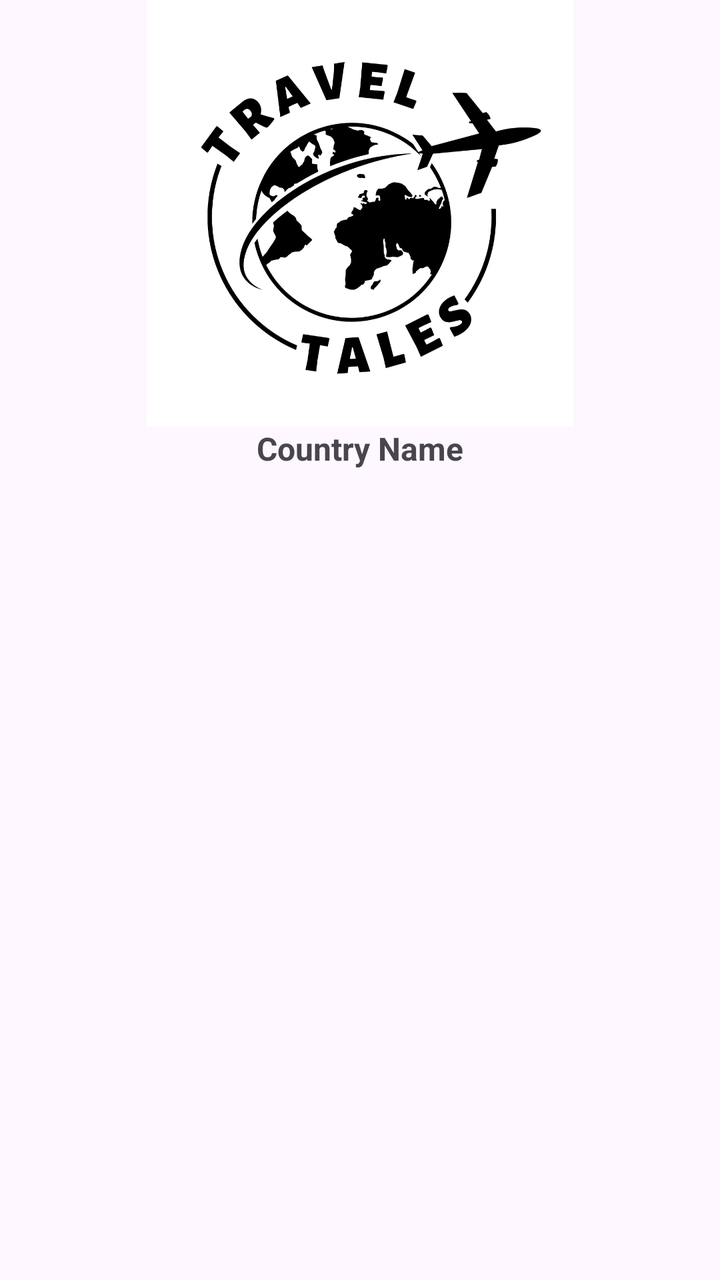
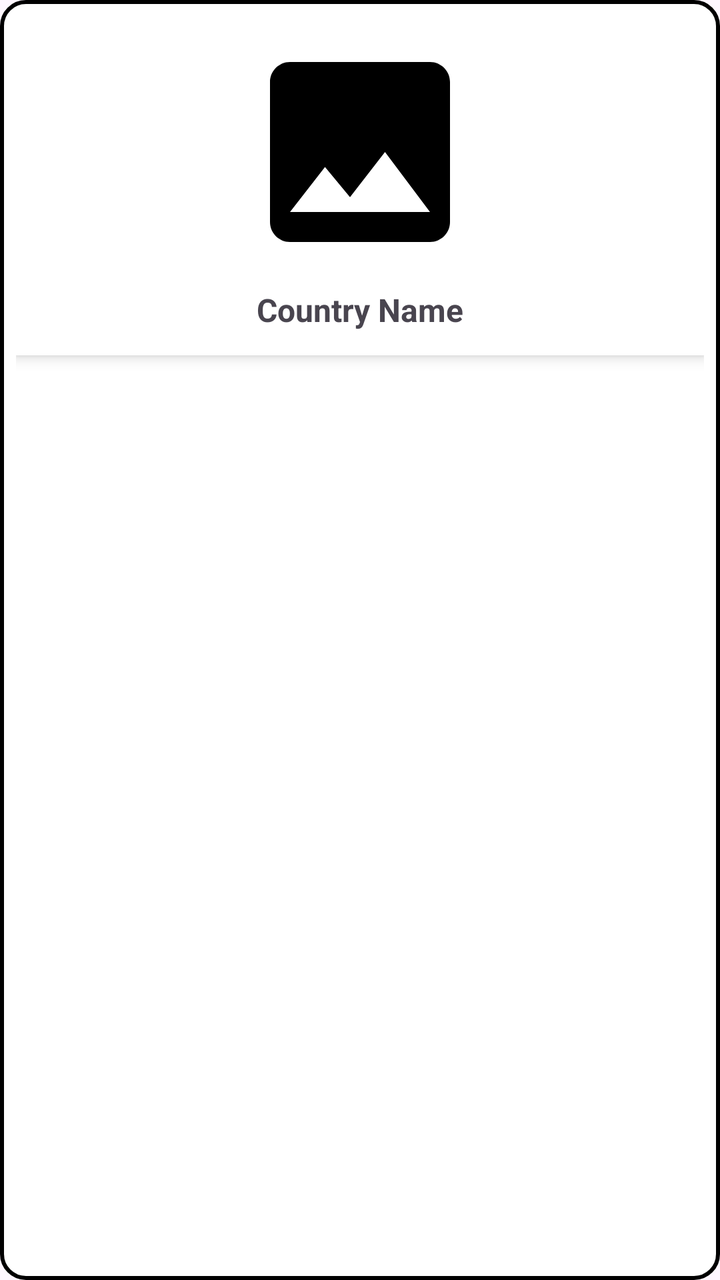

Two renders of the same Android screen: before a commit and after it. Below are the layout's source before the change and the commit's diff.
<!-- AndroidManifest.xml: application theme Theme.TravelTales -->
<!-- res/layout/home_notes_recycler.xml -->
<?xml version="1.0" encoding="utf-8"?>
<LinearLayout xmlns:android="http://schemas.android.com/apk/res/android"
    android:layout_width="match_parent"
    android:layout_height="match_parent"
    android:orientation="vertical">

    <ImageView
        android:layout_width="match_parent"
        android:layout_height="0dp"
        android:layout_weight="0.5"
        android:src="@drawable/app_logo"
        android:id="@+id/homeCountryFlag"/>

    <TextView
        android:layout_width="match_parent"
        android:layout_height="0dp"
        android:layout_weight="1"
        android:text="Country Name"
        android:textSize="16sp"
        android:textStyle="bold"
        android:id="@+id/homeCountryName"
        android:textAlignment="center"/>

</LinearLayout>
<!-- resources referenced by this layout -->
<resources>
  <!-- drawable app_logo: png bitmap (drawable, 128216 bytes) -->
  <style name="Theme.TravelTales" parent="Base.Theme.TravelTales" />
  <style name="Base.Theme.TravelTales" parent="Theme.Material3.DayNight.NoActionBar">
          
          
      </style>
</resources>

<!-- the commit's change to res/layout/home_notes_recycler.xml (unified diff, before → after) -->
@@ -1,24 +1,44 @@
 <?xml version="1.0" encoding="utf-8"?>
 <LinearLayout xmlns:android="http://schemas.android.com/apk/res/android"
     android:layout_width="match_parent"
-    android:layout_height="match_parent"
-    android:orientation="vertical">
+    android:layout_height="wrap_content"
+    android:orientation="vertical"
+    android:padding="8dp"
+    android:background="@drawable/edittextborder">
 
-    <ImageView
+    
+    <LinearLayout
         android:layout_width="match_parent"
-        android:layout_height="0dp"
-        android:layout_weight="0.5"
-        android:src="@drawable/app_logo"
-        android:id="@+id/homeCountryFlag"/>
+        android:layout_height="wrap_content"
+        android:orientation="vertical"
+        android:background="@android:color/white"
+        android:elevation="4dp"
+        android:padding="8dp">
 
-    <TextView
-        android:layout_width="match_parent"
-        android:layout_height="0dp"
-        android:layout_weight="1"
-        android:text="Country Name"
-        android:textSize="16sp"
-        android:textStyle="bold"
-        android:id="@+id/homeCountryName"
-        android:textAlignment="center"/>
+        
+        <ImageView
+            android:id="@+id/homeCountryFlag"
+            android:layout_width="match_parent"
+            android:layout_height="120dp"
+            android:scaleType="fitCenter"
+            android:adjustViewBounds="true"
+            android:src="@drawable/photo"
+            android:contentDescription="Country Image" />
+
+        
+        <TextView
+            android:id="@+id/homeCountryName"
+            android:layout_width="match_parent"
+            android:layout_height="wrap_content"
+            android:text="Country Name"
+            android:textSize="16sp"
+            android:textStyle="bold"
+            android:textAlignment="center"
+            android:paddingTop="8dp"
+            android:paddingBottom="4dp"
+            android:maxLines="1"
+            android:ellipsize="end" />
+
+    </LinearLayout>
 
 </LinearLayout>
<!-- resource entries referenced after the edit -->
@@ -1,7 +1,32 @@
 <!-- resources referenced by this layout -->
 <resources>
-  <!-- drawable app_logo: png bitmap (drawable, 128216 bytes) -->
+  <!-- drawable edittextborder (drawable) -->
+  <?xml version="1.0" encoding="utf-8"?>
+  <shape xmlns:android="http://schemas.android.com/apk/res/android">
+  
+      <solid android:color="#FFFFFF"/>
+  
+      <stroke
+          android:width="2dp"
+          android:color="@color/black"/>
+  
+      <corners android:radius="12dp"/>
+  
+      <padding
+          android:left="12dp"
+          android:right="12dp"
+          android:top="10dp"
+          android:bottom="10dp"/>
+  
+  </shape>
+  <!-- drawable photo (drawable) -->
+  <vector xmlns:android="http://schemas.android.com/apk/res/android" android:height="24dp" android:tint="#000000" android:viewportHeight="24" android:viewportWidth="24" android:width="24dp">
+        
+      <path android:fillColor="@android:color/white" android:pathData="M21,19V5c0,-1.1 -0.9,-2 -2,-2H5c-1.1,0 -2,0.9 -2,2v14c0,1.1 0.9,2 2,2h14c1.1,0 2,-0.9 2,-2zM8.5,13.5l2.5,3.01L14.5,12l4.5,6H5l3.5,-4.5z"/>
+      
+  </vector>
   <style name="Theme.TravelTales" parent="Base.Theme.TravelTales" />
+  <color name="black">#000000</color>
   <style name="Base.Theme.TravelTales" parent="Theme.Material3.DayNight.NoActionBar">
           
           
